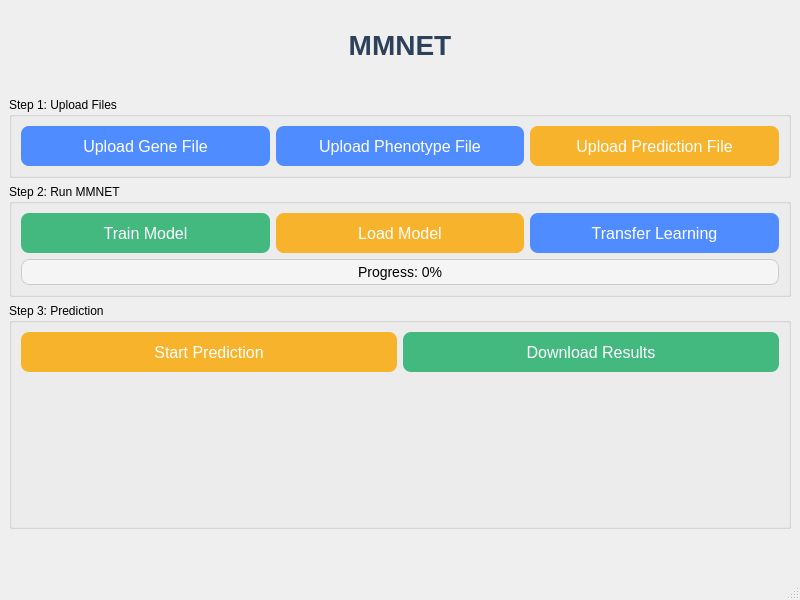
The window that mainwindow.ui (mingmi2016/MMNET_With_QT) describes before a commit, drawn with Qt 5.
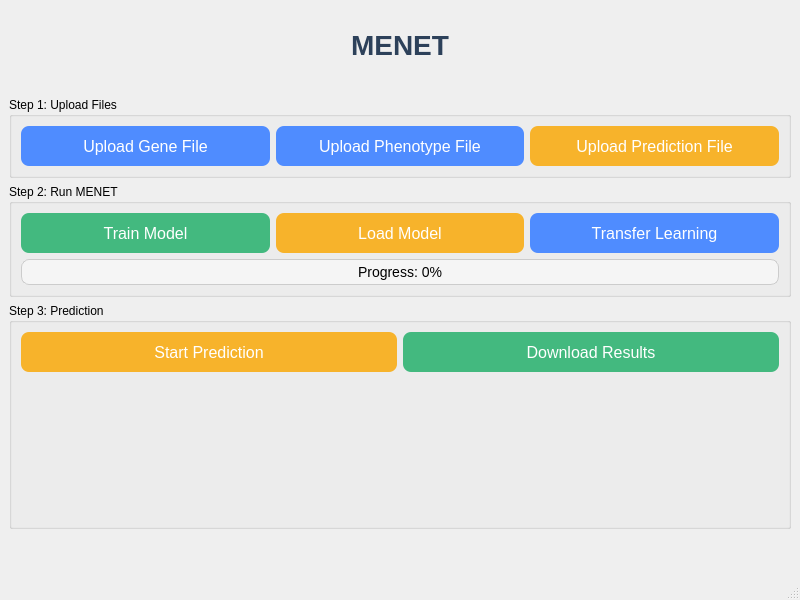
The same window after the commit.

Commit message: MMNET改成了MENET，主要涉及界面以及目录相关的修改

What changed in the file:
```diff
--- a/mainwindow.ui
+++ b/mainwindow.ui
@@ -21,7 +21,7 @@
        <string>font-size:28px; font-weight:bold; color:#2d415a; margin:20px 0 30px 0;</string>
       </property>
       <property name="text">
-       <string>MMNET</string>
+       <string>MENET</string>
       </property>
       <property name="alignment">
        <set>Qt::AlignmentFlag::AlignCenter</set>
@@ -88,7 +88,7 @@
     <item>
      <widget class="QGroupBox" name="groupBox_step2">
       <property name="title">
-       <string>Step 2: Run MMNET</string>
+       <string>Step 2: Run MENET</string>
       </property>
       <layout class="QVBoxLayout" name="vLayout2">
        <item>
```
The commit also changes 3 other files.
